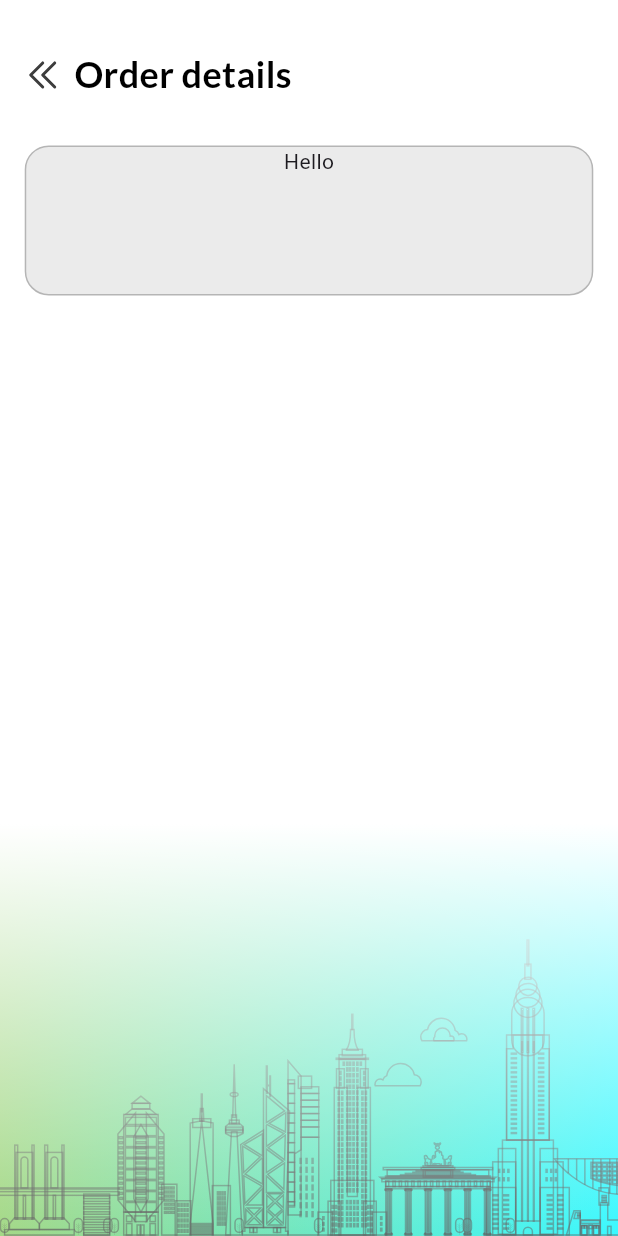
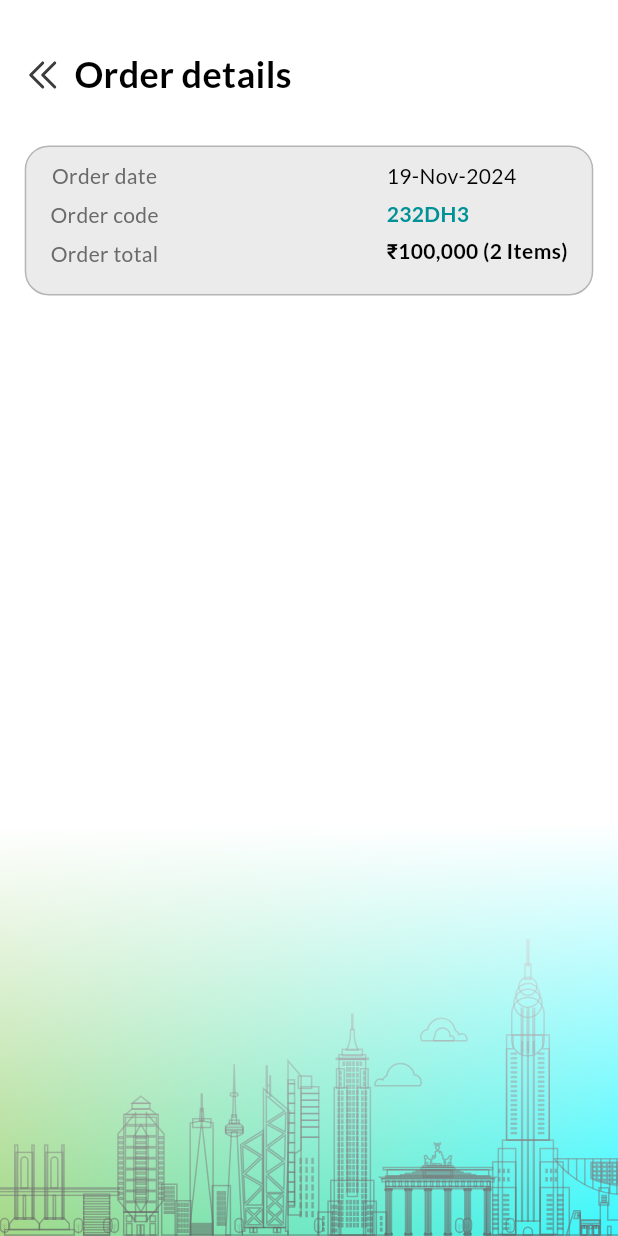
Before and after one commit to Durgeshpatel77/vendor_partner, a Flutter app: the OrderDetailPage screen opened directly, on a phone screen of 412 x 824 dp. Run offline on Flutter 3.47's test engine with Material 3 defaults, Android fonts, the phone set to English and light mode, and no system bars; our stand-ins replace curved_navigation_bar, flutter_svg, image_picker, pinput.

```diff
--- a/lib/Home_Pages/Order_detail_Page.dart
+++ b/lib/Home_Pages/Order_detail_Page.dart
@@ -18,7 +18,7 @@ class _OrderDetailPageState extends State<OrderDetailPage> {
   Widget build(BuildContext context) {
     final width = MediaQuery.of(context).size.width;
     final height = MediaQuery.of(context).size.height;
-    return  Scaffold(
+    return Scaffold(
       body: Stack(
         children: [
           CustomGradientContaienrtwo(
@@ -27,7 +27,7 @@ class _OrderDetailPageState extends State<OrderDetailPage> {
           ),
           Container(
             height: height * height,
-        width: width*width,
+            width: width * width,
             decoration: BoxDecoration(
               gradient: LinearGradient(
                 colors: [
@@ -42,30 +42,102 @@ class _OrderDetailPageState extends State<OrderDetailPage> {
             ),
           ),
           SingleChildScrollView(
-            padding:  EdgeInsets.only(left: width*0.04,top: height*0.04,right: width*0.04),
+            padding: EdgeInsets.only(
+                left: width * 0.04, top: height * 0.04, right: width * 0.04),
             child: Column(
               children: [
                 Container(
                   child: Row(
                     children: [
                       SizedBox(
-                        child: SvgPicture.asset(ImageConstant.Back,
+                        child: SvgPicture.asset(
+                          ImageConstant.Back,
                           fit: BoxFit.fill,
                         ),
                       ),
                       const SizedBox(width: 9),
-                      CustomText(text: "Order details",color: ColorConst.black,fontSize:24,fontWeight: FontWeight.w700,),
+                      CustomText(
+                        text: "Order details",
+                        color: ColorConst.black,
+                        fontSize: 24,
+                        fontWeight: FontWeight.w700,
+                      ),
                     ],
                   ),
                 ),
-                SizedBox(height:30 ,),
-                DesignColorCoustomContainer(child: Column(children: [Text("Hello")],),)
+                SizedBox(
+                  height: 30,
+                ),
+                DesignColorCoustomContainer(
+                  child: Padding(
+                    padding:  EdgeInsets.only(left: 16,right: 16,top: 10,bottom: 10),
+                    child: Row(
+                      mainAxisAlignment: MainAxisAlignment.spaceBetween,
+                      children: [
+                        Container(
+                          child: Column(
+                            children: [
+                              CustomText(
+                                text: "Order date",
+                                color: ColorConst.dimGray,
+                                fontSize: 14,
+                                fontWeight: FontWeight.w400,
+                              ),
+                              SizedBox(height: 6,),
+                              CustomText(
+                                text: "Order code",
+                                color: ColorConst.dimGray,
+                                fontSize: 14,
+                                fontWeight: FontWeight.w400,
+                              ),
+                              SizedBox(height: 6,),
+                              CustomText(
+                                text: "Order total",
+                                color: ColorConst.dimGray,
+                                fontSize: 14,
+                                fontWeight: FontWeight.w400,
+                              ),
+                            ],
+                          ),
+                        ),
+                            Container(
+                              child: Column(
+                                crossAxisAlignment: CrossAxisAlignment.start,
+                                children: [
+                                  CustomText(
+                                    text: "19-Nov-2024",
+                                    color: ColorConst.black,
+                                    fontSize: 14,
+                                    fontWeight: FontWeight.w400,
+                                  ),
+                                  SizedBox(height: 5,),
+                                  CustomText(
+                                    text: "232DH3",
+                                    color: ColorConst.easternBlue,
+                                    fontSize: 14,
+                                    fontWeight: FontWeight.w700,
+                                  ),
+                                  SizedBox(height: 5,),
+                                  CustomText(
+                                    text: "₹100,000 (2 Items)",
+                                    color: ColorConst.black,
+                                    fontSize: 14,
+                                    fontWeight: FontWeight.w600,
+                                  ),
+                                ],
+                              ),
+                            ),
+                          ],
+                        ),
+
+
+                    ),
+                  ),
               ],
             ),
           )
         ],
       ),
-
     );
   }
 }
--- a/pubspec.yaml
+++ b/pubspec.yaml
@@ -45,6 +45,9 @@ dependencies:
   shared_preferences: ^2.5.2
   device_info_plus: ^11.3.0
   curved_navigation_bar: ^1.0.6
+  firebase_auth: ^5.5.1
+  firebase_storage: ^12.4.4
+  firebase_core: ^3.12.1
 
 
 dev_dependencies:
```
Also changed, not shown: pubspec.lock, 2 other files. Lines whose indentation alone changed are shown as unchanged.
